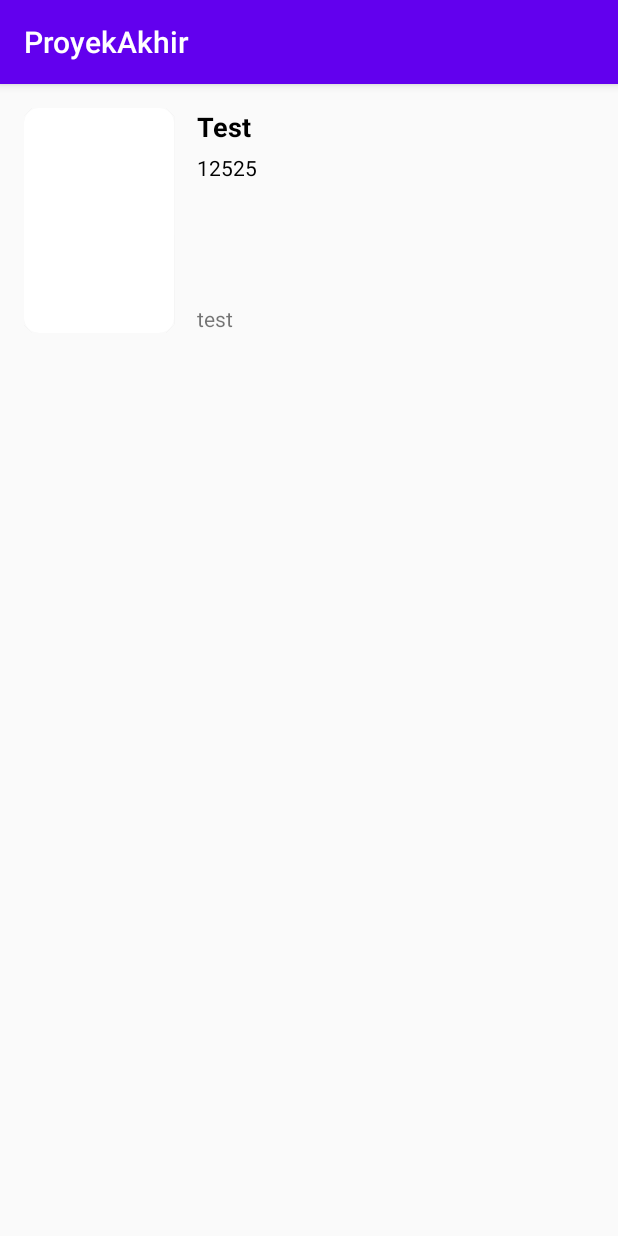
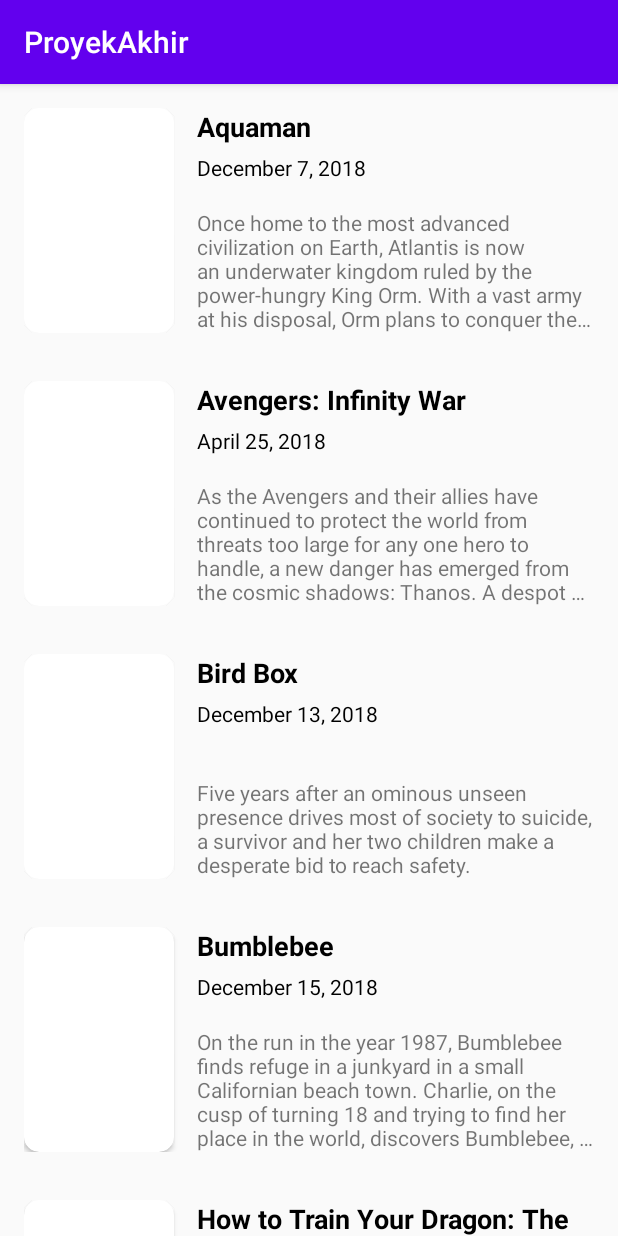
Before and after one commit to Gintinks/FIU, an Android app: the screen it shows after launch (MainActivity), on a phone screen of 412 x 824 dp. Run offline under Robolectric (Android 15) with nearby library versions, the phone set to English and light mode, and no system bars.

Commit message:
YES BISA

```diff
--- a/app/src/main/java/com/example/proyekakhir/MainActivity.kt
+++ b/app/src/main/java/com/example/proyekakhir/MainActivity.kt
@@ -11,11 +11,18 @@ import androidx.recyclerview.widget.LinearLayoutManager
 import androidx.recyclerview.widget.RecyclerView
 
 class MainActivity : AppCompatActivity() {
-   // val ratingArray: Array<String> = resources.getStringArray(R.array.movie_rating)
-////    val posterArray: Array<Int> = resources.getDrawable(R.array.movie_poster)
-//    val nameArray: Array<String> = resources.getStringArray(R.array.movie_title)
-//    val synopsisArray: Array<String> = resources.getStringArray(R.array.movie_synopsis)
-//    val dateArray: Array<String> = resources.getStringArray(R.array.movie_release_date)
+    var movies: MutableList<movie2> = mutableListOf()
+    fun initData(){
+        val ratingArray = resources.getStringArray(R.array.movie_rating)
+//    val posterArray: Array<Int> = resources.getStringArray(R.array.movie_poster)
+        val nameArray = resources.getStringArray(R.array.movie_title)
+        val synopsisArray = resources.getStringArray(R.array.movie_synopsis)
+        val dateArray = resources.getStringArray(R.array.movie_release_date)
+        movies.clear()
+        for(i in ratingArray.indices){
+            movies.add(movie2(i, nameArray[i], dateArray[i], synopsisArray[i], ratingArray[i]))
+        }
+    }
 
     lateinit var tv_hello: TextView
     override fun onCreate(savedInstanceState: Bundle?) {
@@ -54,11 +61,15 @@ class MainActivity : AppCompatActivity() {
         setContentView(R.layout.activity_movie_list)
 
         Log.i("MainActivity", "onStart()")
-        val todoVM = TodoViewMovie(MovieRepository())
-        val adapter = TodoAdapter(todoVM.getTodos())
-        val rvTodo = findViewById<RecyclerView>(R.id.lv_movie)
-        rvTodo.adapter = adapter
-        rvTodo.layoutManager = LinearLayoutManager(this)
+        //val todoVM = TodoViewMovie(MovieRepository())
+        //val adapter = TodoAdapter(todoVM.getTodos())
+        //val rvTodo = findViewById<RecyclerView>(R.id.lv_movie)
+        //rvTodo.adapter = adapter
+        //rvTodo.layoutManager = LinearLayoutManager(this)
+        val list = findViewById<RecyclerView>(R.id.lv_movie)
+        initData()
+        list.layoutManager = LinearLayoutManager(this)
+        list.adapter = TodoAdapter(this, movies)
 
         Log.i("MainActivity", "onResume()")
     }
--- a/app/src/main/java/com/example/proyekakhir/MovieRepository.kt
+++ b/app/src/main/java/com/example/proyekakhir/MovieRepository.kt
@@ -10,7 +10,7 @@ class MovieRepository(
 //            listOfTodos.add(movie2(i, nameArray.get(i),dateArray.get(i),synopsisArray.get(i) ,
 //                Integer.parseInt(ratingArray.get(i)), posterArray.get(i)))
 //        }
-        listOfTodos.add(movie2(1,"Test","12525","test",69))
+        listOfTodos.add(movie2(1,"Test","12525","test","69"))
     }
 
     fun addTodos(newMovie: movie2) {
--- a/app/src/main/java/com/example/proyekakhir/TodoAdapter.kt
+++ b/app/src/main/java/com/example/proyekakhir/TodoAdapter.kt
@@ -1,5 +1,7 @@
 package com.example.proyekakhir
 
+import android.content.ClipData
+import android.content.Context
 import android.view.LayoutInflater
 import android.view.View
 import android.view.ViewGroup
@@ -8,29 +10,42 @@ import android.widget.TextView
 import androidx.lifecycle.LiveData
 import androidx.recyclerview.widget.RecyclerView
 
-class TodoAdapter(var todos: LiveData<List<movie2>>) :
-    RecyclerView.Adapter<TodoAdapter.TodoViewHolder>() {
+class TodoAdapter(val context: Context, val movies: List<movie2>) :
+    RecyclerView.Adapter<TodoAdapter.ViewHolder>(){
+    //RecyclerView.Adapter<TodoAdapter.TodoViewHolder>() {
 
     inner class TodoViewHolder(itemView: View) :RecyclerView.ViewHolder(itemView)
-    override fun onCreateViewHolder(parent: ViewGroup, viewType: Int): TodoViewHolder {
+    override fun onCreateViewHolder(parent: ViewGroup, viewType: Int): ViewHolder {
         val view = LayoutInflater.from(parent.context).inflate(R.layout.item_movie,parent, false)
-        return TodoViewHolder(view)
+        return ViewHolder(view)
     }
-    override fun onBindViewHolder(holder: TodoViewHolder, position: Int) {
-        holder.itemView.apply {
-            val nama_movie = findViewById<TextView>(R.id.tv_title)
-            val date = findViewById<TextView>(R.id.tv_release_date)
-            val synopsis = findViewById<TextView>(R.id.tv_synopsis)
-            val poster = findViewById<ImageView>(R.id.iv_poster)
-            nama_movie.text = todos.value?.get(position)?.nama_movie ?: ""
-            date.text = todos.value?.get(position)?.release_date ?: ""
-            synopsis.text = todos.value?.get(position)?.sinopsis_movie ?: ""
-//            todos.value?.get(position)?.image?.let { poster.setImageResource(it.toInt()) }
+    override fun onBindViewHolder(holder: ViewHolder, position: Int) {
+//        holder.itemView.apply {
+//            val nama_movie = findViewById<TextView>(R.id.tv_title)
+//            val date = findViewById<TextView>(R.id.tv_release_date)
+//            val synopsis = findViewById<TextView>(R.id.tv_synopsis)
+//            val poster = findViewById<ImageView>(R.id.iv_poster)
+//            nama_movie.text = todos.value?.get(position)?.nama_movie ?: ""
+//            date.text = todos.value?.get(position)?.release_date ?: ""
+//            synopsis.text = todos.value?.get(position)?.sinopsis_movie ?: ""
+////            todos.value?.get(position)?.image?.let { poster.setImageResource(it.toInt()) }
+//
+//        }
+        holder.bindItem(movies[position])
+    }
 
+    override fun getItemCount(): Int = movies.size
+
+    class ViewHolder(view: View) : RecyclerView.ViewHolder(view){
+        private val nama_movie = view.findViewById<TextView>(R.id.tv_title)
+        val date = view.findViewById<TextView>(R.id.tv_release_date)
+        val synopsis = view.findViewById<TextView>(R.id.tv_synopsis)
+        val poster = view.findViewById<ImageView>(R.id.iv_poster)
+        fun bindItem(items: movie2){
+            nama_movie.text = items.nama_movie
+            date.text = items.release_date
+            synopsis.text = items.sinopsis_movie
+            //itemView.setOnClickListener{ listener(items)}
         }
     }
-
-    override fun getItemCount(): Int {
-        return todos.value?.size ?: 0
-    }
 }
--- a/app/src/main/java/com/example/proyekakhir/movie2.kt
+++ b/app/src/main/java/com/example/proyekakhir/movie2.kt
@@ -2,6 +2,6 @@ package com.example.proyekakhir
 
 data class movie2(
     val id:Int,
-    val nama_movie: String, val release_date: String, val sinopsis_movie: String, val rating:Int) {
+    val nama_movie: String, val release_date: String, val sinopsis_movie: String, val rating:String) {
 
 }
```
Also changed, not shown: 1 other file.
